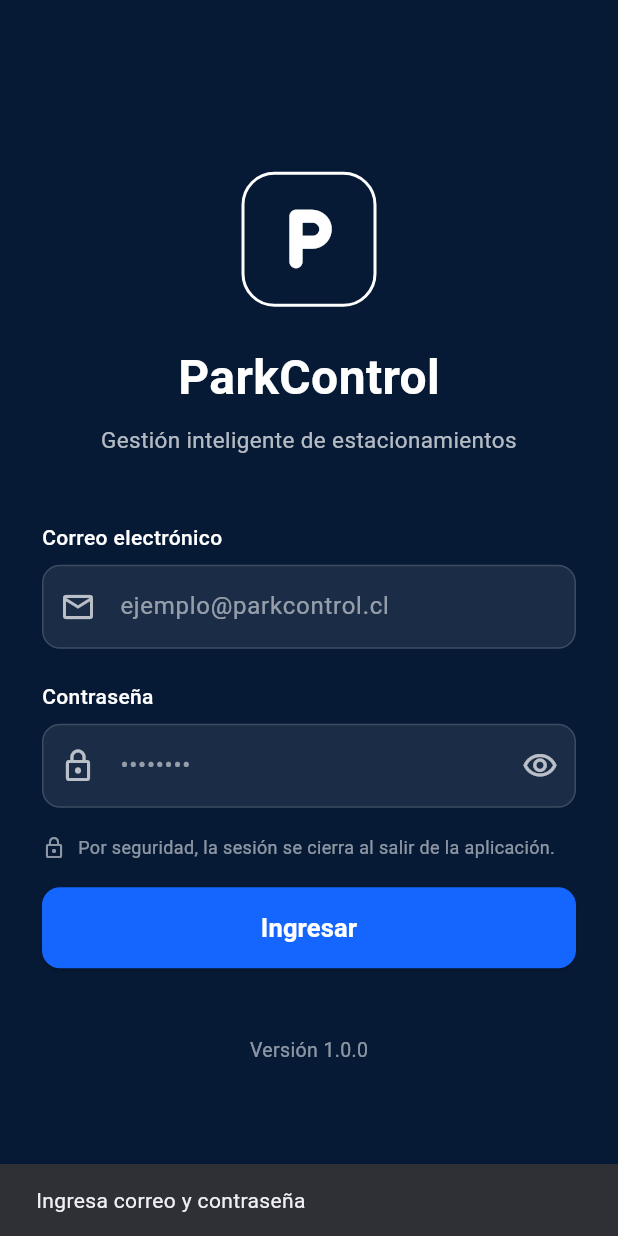
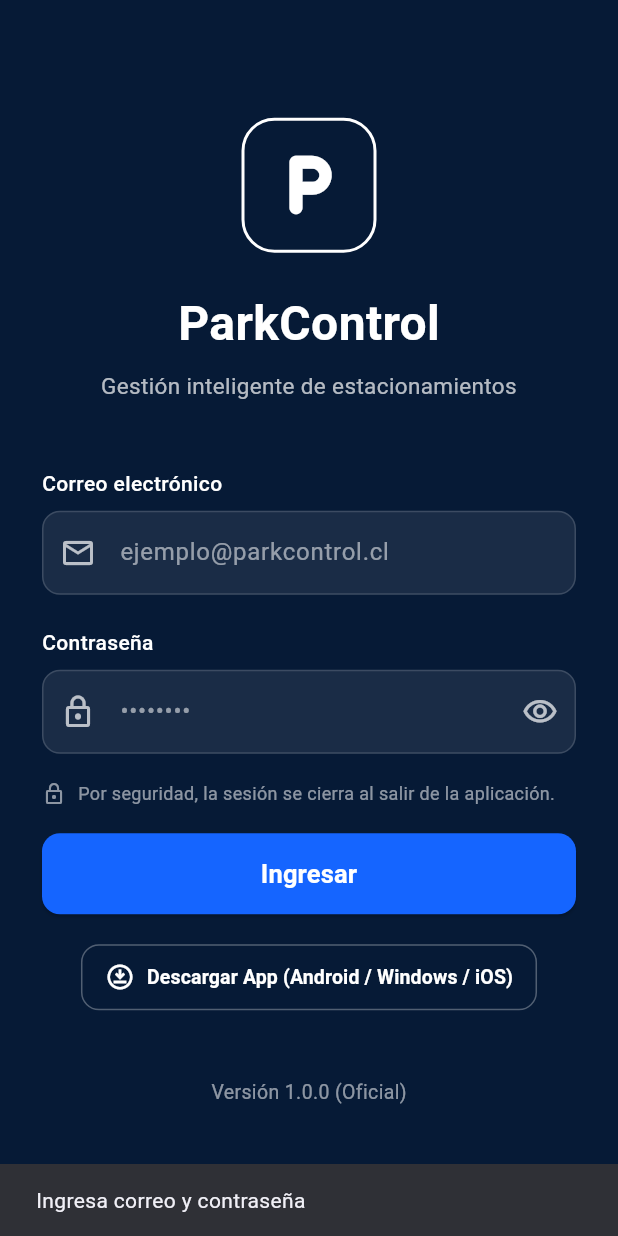
Before and after one commit to alexanderyoeh-jpg/ParkControl, a Flutter app: the screen it shows after launch, after a tap on "Ingresar", on a phone screen of 412 x 824 dp. Run offline on Flutter 3.47's test engine with Material 3 defaults, Android fonts, the phone set to English and light mode, and no system bars; our stand-ins replace drift, drift_flutter, pdf, printing, share_plus, shared_preferences; missing offline and left inert: excel; accounts and stored records are empty; generated files the repository leaves out were written again; network calls fail.

Commit message:
feat(descargas): instaladores oficiales APK Android, ZIP Windows y modal web

```diff
--- a/lib/screens/login_screen.dart
+++ b/lib/screens/login_screen.dart
@@ -4,6 +4,8 @@ import 'package:flutter/material.dart';
 import '../config/api_config.dart';
 import '../services/api_client.dart';
 import '../services/superadmin_service.dart';
+import '../services/actualizacion_service.dart';
+import '../widgets/modal_descargas.dart';
 import 'admin_dashboard.dart';
 import 'cajero_dashboard.dart';
 import 'configurar_superadmin_screen.dart';
@@ -30,6 +32,64 @@ class _LoginScreenState extends State<LoginScreen> {
   void initState() {
     super.initState();
     verificarConfiguracionInicial();
+    _verificarActualizacionesApp();
+  }
+
+  Future<void> _verificarActualizacionesApp() async {
+    try {
+      final info = await const ActualizacionService().consultarUltimaVersion();
+      if (info != null && const ActualizacionService().hayNuevaVersion(info)) {
+        if (!mounted) return;
+        _mostrarDialogoActualizacion(info);
+      }
+    } catch (_) {}
+  }
+
+  void _mostrarDialogoActualizacion(InfoVersion info) {
+    showDialog<void>(
+      context: context,
+      builder: (ctx) => AlertDialog(
+        shape: RoundedRectangleBorder(borderRadius: BorderRadius.circular(16)),
+        title: const Row(
+          children: [
+            Icon(Icons.system_update_rounded, color: Color(0xFF0F5ED7)),
+            SizedBox(width: 10),
+            Text('Actualización disponible'),
+          ],
+        ),
+        content: Column(
+          mainAxisSize: MainAxisSize.min,
+          crossAxisAlignment: CrossAxisAlignment.start,
+          children: [
+            Text(
+              'Hay una nueva versión de ParkControl (v${info.version}) lista con mejoras.',
+              style: const TextStyle(fontWeight: FontWeight.w500),
+            ),
+            if (info.novedades.isNotEmpty) ...[
+              const SizedBox(height: 10),
+              const Text('Novedades:', style: TextStyle(fontWeight: FontWeight.bold, fontSize: 13)),
+              const SizedBox(height: 4),
+              ...info.novedades.map((n) => Text('• $n', style: const TextStyle(fontSize: 12, color: Colors.black87))),
+            ],
+          ],
+        ),
+        actions: [
+          TextButton(
+            onPressed: () => Navigator.pop(ctx),
+            child: const Text('Más tarde'),
+          ),
+          FilledButton.icon(
+            style: FilledButton.styleFrom(backgroundColor: const Color(0xFF0F5ED7)),
+            onPressed: () {
+              Navigator.pop(ctx);
+              ModalDescargas.mostrar(context);
+            },
+            icon: const Icon(Icons.download_rounded, size: 18),
+            label: const Text('Actualizar Ahora'),
+          ),
+        ],
+      ),
+    );
   }
 
   Future<void> verificarConfiguracionInicial() async {
@@ -515,14 +575,42 @@ class _LoginScreenState extends State<LoginScreen> {
                   ),
                 ),
 
-                const SizedBox(height: 45),
+                const SizedBox(height: 18),
+
+                // =================================================
+                // BOTÓN DESCARGAR APLICACIÓN
+                // =================================================
+                OutlinedButton.icon(
+                  onPressed: () => ModalDescargas.mostrar(context),
+                  style: OutlinedButton.styleFrom(
+                    foregroundColor: Colors.white,
+                    side: BorderSide(color: Colors.white.withValues(alpha: 0.3)),
+                    padding: const EdgeInsets.symmetric(horizontal: 16, vertical: 12),
+                    shape: RoundedRectangleBorder(
+                      borderRadius: BorderRadius.circular(12),
+                    ),
+                  ),
+                  icon: const Icon(Icons.download_for_offline_outlined, size: 20),
+                  label: const Text(
+                    'Descargar App (Android / Windows / iOS)',
+                    style: TextStyle(fontSize: 13, fontWeight: FontWeight.w600),
+                  ),
+                ),
+
+                const SizedBox(height: 35),
 
                 // =================================================
                 // VERSIÓN
                 // =================================================
-                const Text(
-                  'Versión 1.0.0',
-                  style: TextStyle(color: Colors.white54, fontSize: 13),
+                InkWell(
+                  onTap: () => ModalDescargas.mostrar(context),
+                  child: const Padding(
+                    padding: EdgeInsets.all(8.0),
+                    child: Text(
+                      'Versión 1.0.0 (Oficial)',
+                      style: TextStyle(color: Colors.white54, fontSize: 13),
+                    ),
+                  ),
                 ),
               ],
             ),
--- /dev/null
+++ b/lib/services/actualizacion_service.dart
@@ -0,0 +1,70 @@
+import 'dart:convert';
+import 'package:flutter/foundation.dart';
+import 'package:http/http.dart' as http;
+import '../config/api_config.dart';
+
+class InfoVersion {
+  final String version;
+  final int versionCode;
+  final String fecha;
+  final String nombreApp;
+  final Map<String, dynamic> plataformas;
+  final List<String> novedades;
+
+  const InfoVersion({
+    required this.version,
+    required this.versionCode,
+    required this.fecha,
+    required this.nombreApp,
+    required this.plataformas,
+    required this.novedades,
+  });
+
+  factory InfoVersion.fromJson(Map<String, dynamic> json) {
+    return InfoVersion(
+      version: json['version']?.toString() ?? '1.0.0',
+      versionCode: json['versionCode'] is int ? json['versionCode'] : 1,
+      fecha: json['fecha']?.toString() ?? '',
+      nombreApp: json['nombreApp']?.toString() ?? 'ParkControl',
+      plataformas: json['plataformas'] is Map ? Map<String, dynamic>.from(json['plataformas']) : {},
+      novedades: (json['novedades'] as List<dynamic>?)?.map((e) => e.toString()).toList() ?? [],
+    );
+  }
+
+  String get urlAndroidApk =>
+      plataformas['android']?['url']?.toString() ?? '${ApiConfig.baseUrl}/downloads/parkcontrol.apk';
+
+  String get urlWindowsZip =>
+      plataformas['windows']?['url']?.toString() ?? '${ApiConfig.baseUrl}/downloads/parkcontrol-windows.zip';
+
+  String get urlWebApp =>
+      plataformas['web']?['url']?.toString() ?? 'https://app.neatspace.cl';
+}
+
+class ActualizacionService {
+  const ActualizacionService();
+
+  static const String versionActual = '1.0.0';
+  static const int versionCodeActual = 1;
+
+  Future<InfoVersion?> consultarUltimaVersion() async {
+    try {
+      final uri = Uri.parse('${ApiConfig.baseUrl}/api/version');
+      final res = await http.get(uri, headers: const {'Accept': 'application/json'}).timeout(
+        const Duration(seconds: 6),
+      );
+
+      if (res.statusCode == 200) {
+        final data = jsonDecode(res.body) as Map<String, dynamic>;
+        return InfoVersion.fromJson(data);
+      }
+    } catch (e) {
+      debugPrint('No se pudo verificar actualización: $e');
+    }
+    return null;
+  }
+
+  bool hayNuevaVersion(InfoVersion info) {
+    return info.versionCode > versionCodeActual || info.version != versionActual;
+  }
+}
```
Also changed, not shown: lib/widgets/modal_descargas.dart (added, +281 -0 lines), deploy/web_dist/assets/fonts/MaterialIcons-Regular.otf, 4 other files.
